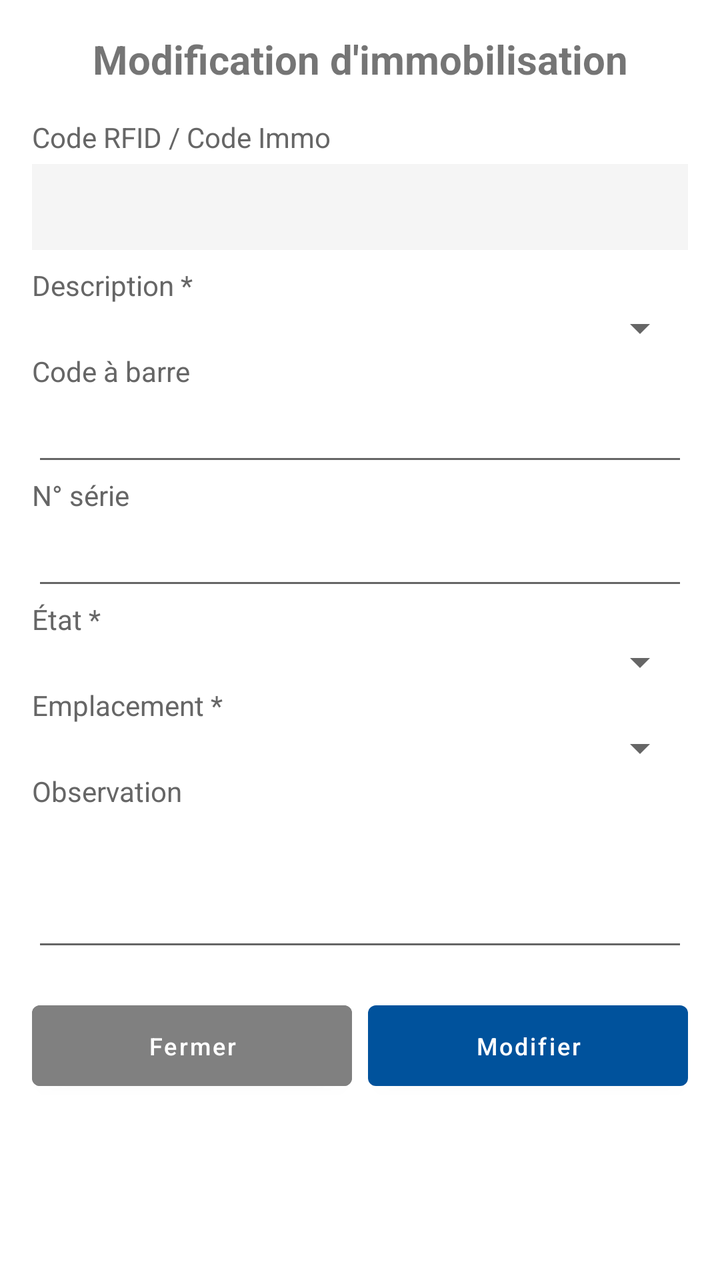
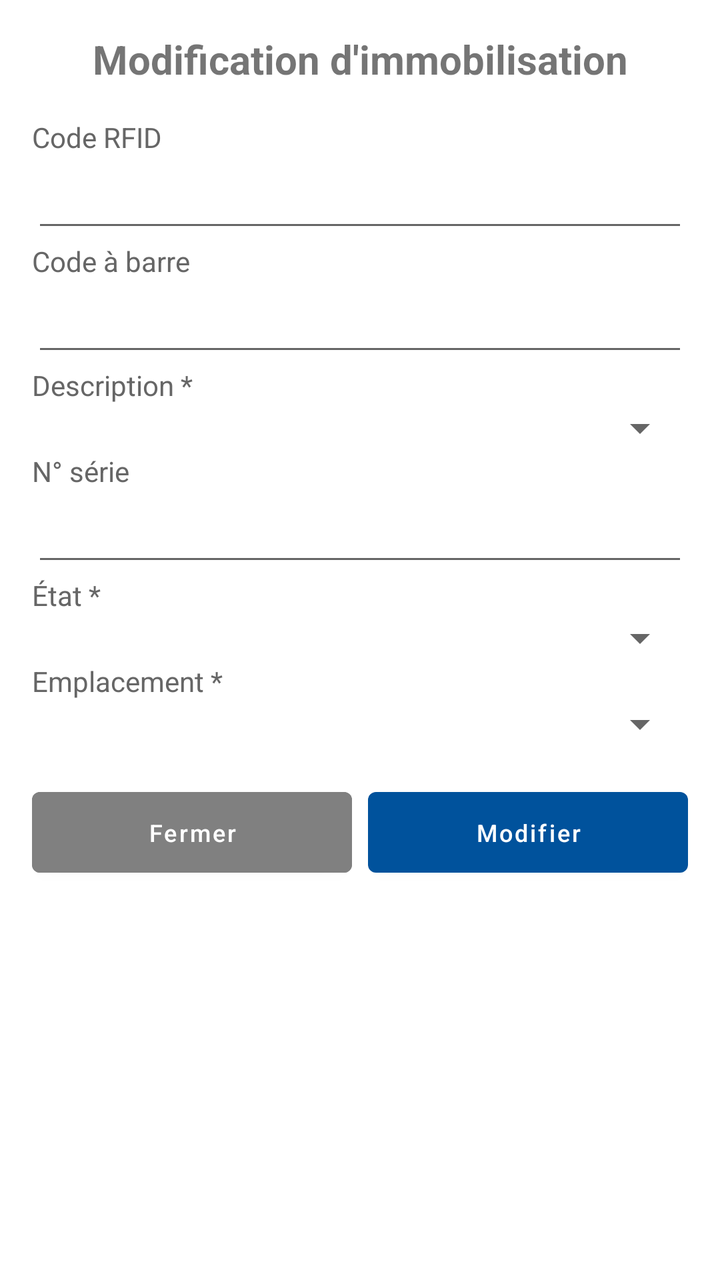

Two renders of the same Android screen: before a commit and after it. Below are the layout's source before the change and the commit's diff.
<!-- AndroidManifest.xml: application theme AppNewTheme -->
<!-- res/layout/dialog_edit_immo.xml -->
<?xml version="1.0" encoding="utf-8"?>
<ScrollView xmlns:android="http://schemas.android.com/apk/res/android"
    android:layout_width="match_parent"
    android:layout_height="match_parent"
    android:fillViewport="true">
    <LinearLayout
        android:layout_width="match_parent"
        android:layout_height="wrap_content"
        android:orientation="vertical"
        android:padding="16dp">

        <TextView
            android:layout_width="match_parent"
            android:layout_height="wrap_content"
            android:text="Modification d'immobilisation"
            android:textSize="20sp"
            android:textStyle="bold"
            android:gravity="center"
            android:paddingBottom="16dp"/>

        <TextView
            android:layout_width="match_parent"
            android:layout_height="wrap_content"
            android:text="Code RFID / Code Immo"
            android:textSize="14sp"
            android:textColor="#666666"/>
        <TextView
            android:id="@+id/textViewTag"
            android:layout_width="match_parent"
            android:layout_height="wrap_content"
            android:text=""
            android:textSize="14sp"
            android:textStyle="bold"
            android:padding="12dp"
            android:background="#F5F5F5"
            android:layout_marginTop="4dp"
            android:layout_marginBottom="8dp"/>

        <TextView
            android:layout_width="match_parent"
            android:layout_height="wrap_content"
            android:text="Description *"
            android:textSize="14sp"
            android:textColor="#666666"/>
        <Spinner
            android:id="@+id/spinnerDescription"
            android:layout_width="match_parent"
            android:layout_height="wrap_content"
            android:padding="12dp"/>

        <TextView
            android:layout_width="match_parent"
            android:layout_height="wrap_content"
            android:text="Code à barre"
            android:textSize="14sp"
            android:textColor="#666666"/>
        <EditText
            android:id="@+id/editTextCodeBarre"
            android:layout_width="match_parent"
            android:layout_height="wrap_content"
            android:inputType="text"
            android:padding="12dp"
            android:textSize="14sp"/>

        <TextView
            android:layout_width="match_parent"
            android:layout_height="wrap_content"
            android:text="N° série"
            android:textSize="14sp"
            android:textColor="#666666"/>
        <EditText
            android:id="@+id/editTextNumSerie"
            android:layout_width="match_parent"
            android:layout_height="wrap_content"
            android:inputType="text"
            android:padding="12dp"
            android:textSize="14sp"/>

        <TextView
            android:layout_width="match_parent"
            android:layout_height="wrap_content"
            android:text="État *"
            android:textSize="14sp"
            android:textColor="#666666"/>
        <Spinner
            android:id="@+id/spinnerEtat"
            android:layout_width="match_parent"
            android:layout_height="wrap_content"
            android:padding="12dp"/>

        <TextView
            android:layout_width="match_parent"
            android:layout_height="wrap_content"
            android:text="Emplacement *"
            android:textSize="14sp"
            android:textColor="#666666"/>
        <Spinner
            android:id="@+id/spinnerEmplacement"
            android:layout_width="match_parent"
            android:layout_height="wrap_content"
            android:padding="12dp"/>

        <TextView
            android:layout_width="match_parent"
            android:layout_height="wrap_content"
            android:text="Observation"
            android:textSize="14sp"
            android:textColor="#666666"/>
        <EditText
            android:id="@+id/editTextNote"
            android:layout_width="match_parent"
            android:layout_height="wrap_content"
            android:inputType="textMultiLine"
            android:minLines="3"
            android:padding="12dp"
            android:textSize="14sp"/>

        <LinearLayout
            android:layout_width="match_parent"
            android:layout_height="wrap_content"
            android:orientation="horizontal"
            android:layout_marginTop="16dp">

            <Button
                android:id="@+id/buttonCancel"
                android:layout_width="0dp"
                android:layout_weight="1"
                android:layout_height="wrap_content"
                android:text="Fermer"
                android:padding="12dp"
                android:textSize="12sp"
                android:backgroundTint="#808080"/>

            <Button
                android:id="@+id/buttonUpdate"
                android:layout_width="0dp"
                android:layout_height="wrap_content"
                android:layout_marginStart="8dp"
                android:layout_weight="1"
                android:padding="12dp"
                android:text="Modifier"
                android:textSize="12sp" />
        </LinearLayout>

        <ProgressBar
            android:id="@+id/progressBar"
            style="?android:attr/progressBarStyle"
            android:layout_width="wrap_content"
            android:layout_height="wrap_content"
            android:layout_gravity="center"
            android:visibility="gone"
            android:layout_marginTop="16dp"/>
    </LinearLayout>
</ScrollView>
<!-- resources referenced by this layout -->
<resources>
  <style name="AppNewTheme" parent="Theme.MaterialComponents.Light.NoActionBar">
          <item name="colorPrimary">@color/colorPrimary</item>
          <item name="colorPrimaryDark">@color/colorPrimaryDark</item>
          <item name="colorAccent">@color/colorPrimary</item>
          <item name="android:textAllCaps">false</item>
          <item name="windowActionBar">false</item>
          <item name="windowNoTitle">true</item>
          <item name="actionButtonStyle">@style/ActionButtonStyle</item>
          <item name="actionBarTabTextStyle">@style/ActionTabTextStyle</item>
      </style>
  <color name="colorPrimary">#00529c</color>
  <color name="colorPrimaryDark">#3F51B5</color>
  <style name="ActionButtonStyle">
          <item name="android:minWidth">0dp</item>
          <item name="android:paddingLeft">0dp</item>
          <item name="android:paddingRight">5dp</item>
      </style>
  <style name="ActionTabTextStyle">
          <item name="android:textAllCaps">false</item>
      </style>
</resources>

<!-- the commit's change to res/layout/dialog_edit_immo.xml (unified diff, before → after) -->
@@ -17,36 +17,20 @@
             android:textStyle="bold"
             android:gravity="center"
             android:paddingBottom="16dp"/>
-
+        
         <TextView
             android:layout_width="match_parent"
             android:layout_height="wrap_content"
-            android:text="Code RFID / Code Immo"
+            android:text="Code RFID"
             android:textSize="14sp"
             android:textColor="#666666"/>
-        <TextView
-            android:id="@+id/textViewTag"
+        <EditText
+            android:id="@+id/editTextRFID"
             android:layout_width="match_parent"
             android:layout_height="wrap_content"
-            android:text=""
-            android:textSize="14sp"
-            android:textStyle="bold"
+            android:inputType="text"
             android:padding="12dp"
-            android:background="#F5F5F5"
-            android:layout_marginTop="4dp"
-            android:layout_marginBottom="8dp"/>
-
-        <TextView
-            android:layout_width="match_parent"
-            android:layout_height="wrap_content"
-            android:text="Description *"
-            android:textSize="14sp"
-            android:textColor="#666666"/>
-        <Spinner
-            android:id="@+id/spinnerDescription"
-            android:layout_width="match_parent"
-            android:layout_height="wrap_content"
-            android:padding="12dp"/>
+            android:textSize="14sp"/>
 
         <TextView
             android:layout_width="match_parent"
@@ -61,6 +45,18 @@
             android:inputType="text"
             android:padding="12dp"
             android:textSize="14sp"/>
+
+        <TextView
+            android:layout_width="match_parent"
+            android:layout_height="wrap_content"
+            android:text="Description *"
+            android:textSize="14sp"
+            android:textColor="#666666"/>
+        <Spinner
+            android:id="@+id/spinnerDescription"
+            android:layout_width="match_parent"
+            android:layout_height="wrap_content"
+            android:padding="12dp"/>
 
         <TextView
             android:layout_width="match_parent"
@@ -100,21 +96,6 @@
             android:layout_height="wrap_content"
             android:padding="12dp"/>
 
-        <TextView
-            android:layout_width="match_parent"
-            android:layout_height="wrap_content"
-            android:text="Observation"
-            android:textSize="14sp"
-            android:textColor="#666666"/>
-        <EditText
-            android:id="@+id/editTextNote"
-            android:layout_width="match_parent"
-            android:layout_height="wrap_content"
-            android:inputType="textMultiLine"
-            android:minLines="3"
-            android:padding="12dp"
-            android:textSize="14sp"/>
-
         <LinearLayout
             android:layout_width="match_parent"
             android:layout_height="wrap_content"
